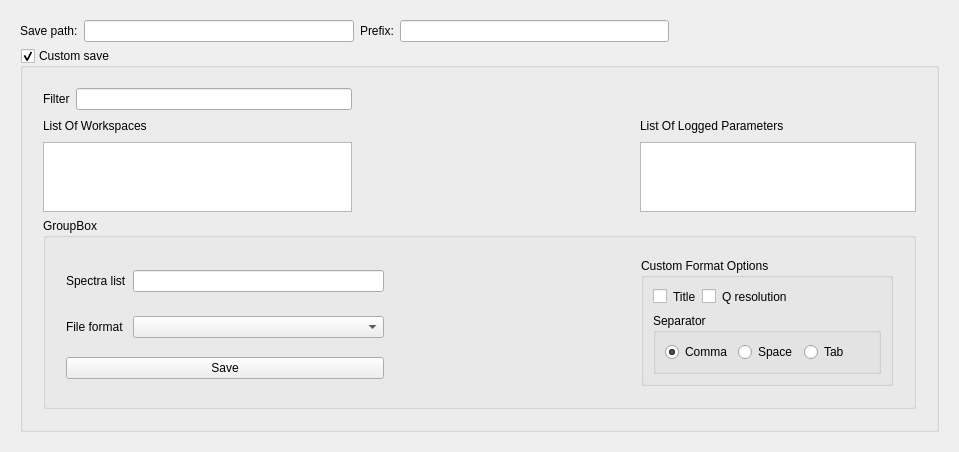
The window that MantidQt/CustomInterfaces/inc/MantidQtCustomInterfaces/Reflectometry/ReflSaveTabWidget.ui (mantidproject/mantid) describes before a commit, drawn with Qt 5.
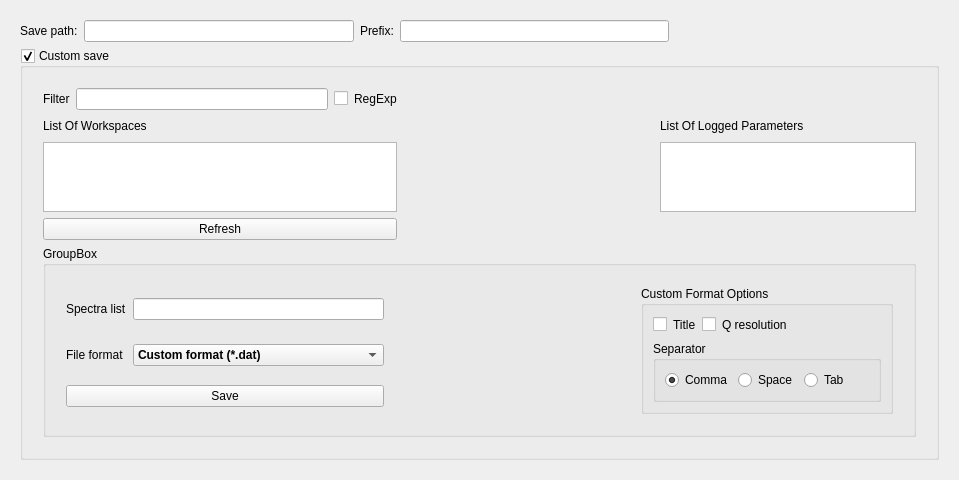
The same window after the commit.

Commit message: Re #17816 Added some missing widgets to interface

```diff
--- a/MantidQt/CustomInterfaces/inc/MantidQtCustomInterfaces/Reflectometry/ReflSaveTabWidget.ui
+++ b/MantidQt/CustomInterfaces/inc/MantidQtCustomInterfaces/Reflectometry/ReflSaveTabWidget.ui
@@ -77,6 +77,16 @@
               <widget class="QLineEdit" name="filterEdit"/>
             </item>
             <item row="0" column="2">
+              <widget class="QCheckBox" name="regExpCheckBox"/>
+            </item>
+            <item row="0" column="3">
+              <widget class="QLabel" name="regExpLabel">
+                <property name="text">
+                  <string>RegExp</string>
+                </property>
+              </widget>
+            </item>
+            <item row="0" column="4">
               <spacer name="customSaveSpacer0">
                 <property name="orientation">
                   <enum>Qt::Horizontal</enum>
@@ -89,14 +99,14 @@
                 </property>
               </spacer>
             </item>
-            <item row ="1" column="0" colspan="2">
+            <item row ="1" column="0" colspan="4">
               <widget class="QLabel" name="listOfWorkspacesLabel">
                 <property name="text">
                   <string>List Of Workspaces</string>
                 </property>
               </widget>
             </item>
-            <item row="1" column="2">
+            <item row="1" column="4">
               <spacer name="customSaveSpacer1">
                 <property name="orientation">
                   <enum>Qt::Horizontal</enum>
@@ -109,17 +119,17 @@
                 </property>
               </spacer>
             </item>
-            <item row ="1" column="3">
+            <item row ="1" column="5">
               <widget class="QLabel" name="listOfLoggedParametersLabel">
                 <property name="text">
                   <string>List Of Logged Parameters</string>
                 </property>
               </widget>
             </item>
-            <item row ="2" column="0" colspan="2">
+            <item row ="2" column="0" colspan="4">
               <widget class="QTextEdit" name="listOfWorkspacesEdit"/>
             </item>
-            <item row="2" column="2">
+            <item row="2" column="4">
               <spacer name="customSaveSpacer3">
                 <property name="orientation">
                   <enum>Qt::Horizontal</enum>
@@ -132,10 +142,30 @@
                 </property>
               </spacer>
             </item>
-            <item row ="2" column="3">
+            <item row ="2" column="5">
               <widget class="QTextEdit" name="listOfLoggedParametersEdit"/>
             </item>
             <item row="3" column="0" colspan="4">
+              <widget class="QPushButton" name="refreshButton">
+                <property name="text">
+                  <string>Refresh</string>
+                </property>
+              </widget>
+            </item>
+            <item row="3" column="4">
+              <spacer name="customSaveSpacer4">
+                <property name="orientation">
+                  <enum>Qt::Horizontal</enum>
+                </property>
+                <property name="sizeHint">
+                  <size>
+                    <width>20</width>
+                    <height>20</height>
+                  </size>
+                </property>
+              </spacer>
+            </item>
+            <item row="4" column="0" colspan="6">
               <widget class="QGroupBox" name="groupBoxGroup">
                 <property name="title">
                   <string>GroupBox</string>
@@ -175,7 +205,33 @@
                     </widget>
                   </item>
                   <item row="1" column="1">
-                    <widget class="QComboBox" name="fileFormatComboBox"/>
+                    <widget class="QComboBox" name="fileFormatComboBox">
+                      <item>
+                        <property name="text">
+                          <string>Custom format (*.dat)</string>
+                        </property>
+                      </item>
+                      <item>
+                        <property name="text">
+                          <string>3 column (*.dat)</string>
+                        </property>
+                      </item>
+                      <item>
+                        <property name="text">
+                          <string>ANSTO, MotoFit, 4 column (*.txt)</string>
+                        </property>
+                      </item>
+                      <item>
+                        <property name="text">
+                          <string>ILL Cosmos (*.mft)</string>
+                        </property>
+                      </item>
+                      <property name="font">
+                        <font>
+                          <bold>true</bold>
+                        </font>
+                      </property>
+                    </widget>
                   </item>
                   <item row="1" column="2">
                     <spacer name="groupBoxSpacer1">
```
